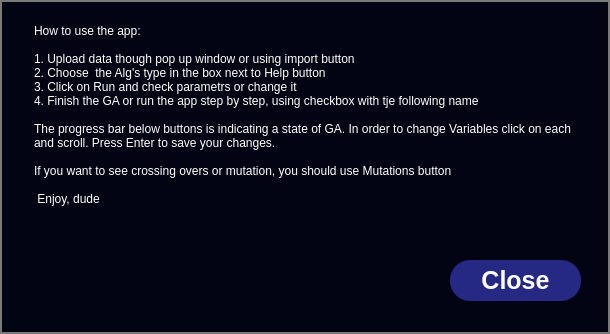
Before: the Qt Designer form GUI/help.ui in KiriltsevDaniil/EvAlgPractice, drawn with Qt 5.
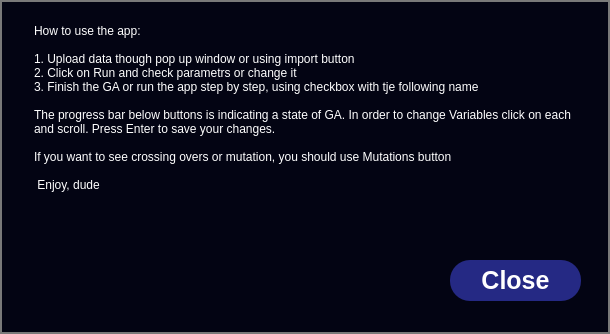
After: the same form once the commit is applied.

Diff of the .ui file:
```diff
--- a/GUI/help.ui
+++ b/GUI/help.ui
@@ -93,9 +93,8 @@
     <string notr="true">How to use the app:
 
 1. Upload data though pop up window or using import button
-2. Choose  the Alg's type in the box next to Help button
-3. Click on Run and check parametrs or change it
-4. Finish the GA or run the app step by step, using checkbox with tje following name
+2. Click on Run and check parametrs or change it
+3. Finish the GA or run the app step by step, using checkbox with tje following name
 
 The progress bar below buttons is indicating a state of GA. In order to change Variables click on each and scroll. Press Enter to save your changes.
 
```
